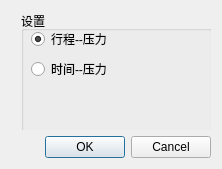
Qt form optDlg.ui (sht200713/db_excel) before a commit.
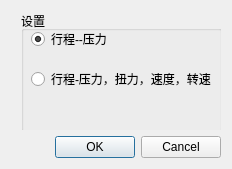
The same form after that commit.

Commit message: 增加螺钉扭矩、速度、转速

```diff
--- a/optDlg.ui
+++ b/optDlg.ui
@@ -6,7 +6,7 @@
    <rect>
     <x>0</x>
     <y>0</y>
-    <width>222</width>
+    <width>232</width>
     <height>169</height>
    </rect>
   </property>
@@ -21,7 +21,7 @@
        <rect>
         <x>10</x>
         <y>0</y>
-        <width>191</width>
+        <width>201</width>
         <height>121</height>
        </rect>
       </property>
@@ -48,13 +48,13 @@
        <property name="geometry">
         <rect>
          <x>10</x>
-         <y>50</y>
-         <width>89</width>
+         <y>60</y>
+         <width>181</width>
          <height>16</height>
         </rect>
        </property>
        <property name="text">
-        <string>时间--压力</string>
+        <string>行程-压力，扭力，速度，转速</string>
        </property>
       </widget>
      </widget>
```
The commit also changes 2 other files.
